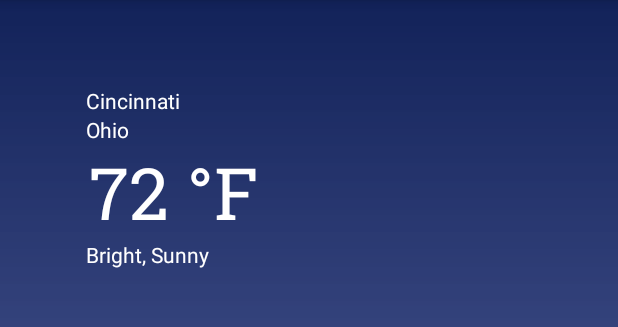
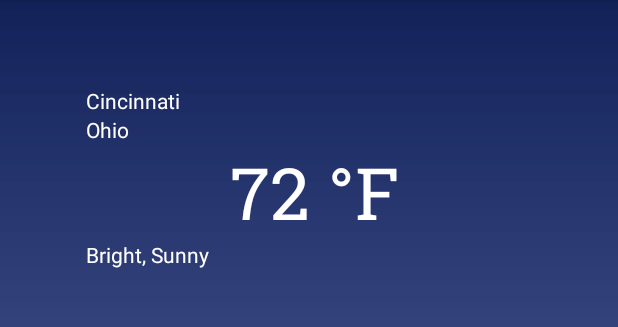
Before and after one commit to adityatagat/WeatherZip, an Android app: the screen it shows after launch (MainActivity), on a phone screen of 412 x 824 dp, the part 84-411 px from its top. Run offline under Robolectric (Android 15) with nearby library versions, the phone set to English and light mode, and no system bars; our stand-ins replace data binding; libraries missing offline, so code that uses them is left out: com.jakewharton.retrofit2; pictures from the network do not load; 2 statements that could not run were skipped.

Commit message:
Adjust image width, target android api 29

```diff
--- a/app/build.gradle
+++ b/app/build.gradle
@@ -5,8 +5,8 @@ apply plugin: 'kotlin-kapt'
 
 
 android {
-    compileSdkVersion 28
-    buildToolsVersion '28.0.3'
+    compileSdkVersion 29
+    buildToolsVersion '29.0.3'
     compileOptions {
         sourceCompatibility 1.8
         targetCompatibility 1.8
@@ -17,7 +17,7 @@ android {
     defaultConfig {
         applicationId "com.example.weatherzip"
         minSdkVersion 21
-        targetSdkVersion 28
+        targetSdkVersion 29
         versionCode 1
         versionName "1.0"
         vectorDrawables.useSupportLibrary = true
--- a/app/src/main/res/layout/weather_fragment.xml
+++ b/app/src/main/res/layout/weather_fragment.xml
@@ -85,7 +85,7 @@
 
                 <ImageView
                     android:id="@+id/weatherIcon"
-                    android:layout_width="wrap_content"
+                    android:layout_width="72dp"
                     android:layout_height="match_parent"
                     android:contentDescription="@string/weather_image"
                     app:imageUrl="@{weatherViewModel.iconLink}"
@@ -93,9 +93,9 @@
 
                 <TextView
                     android:id="@+id/temperature"
-                    android:layout_width="0dp"
-                    android:layout_height="match_parent"
-                    android:layout_marginStart="2dp"
+                    android:layout_width="match_parent"
+                    android:layout_height="wrap_content"
+                    android:layout_marginStart="24dp"
                     android:layout_weight="1"
                     android:fontFamily="@font/roboto_slab"
                     android:text="@{@string/temperature_format(weatherViewModel.temperature)}"
```
